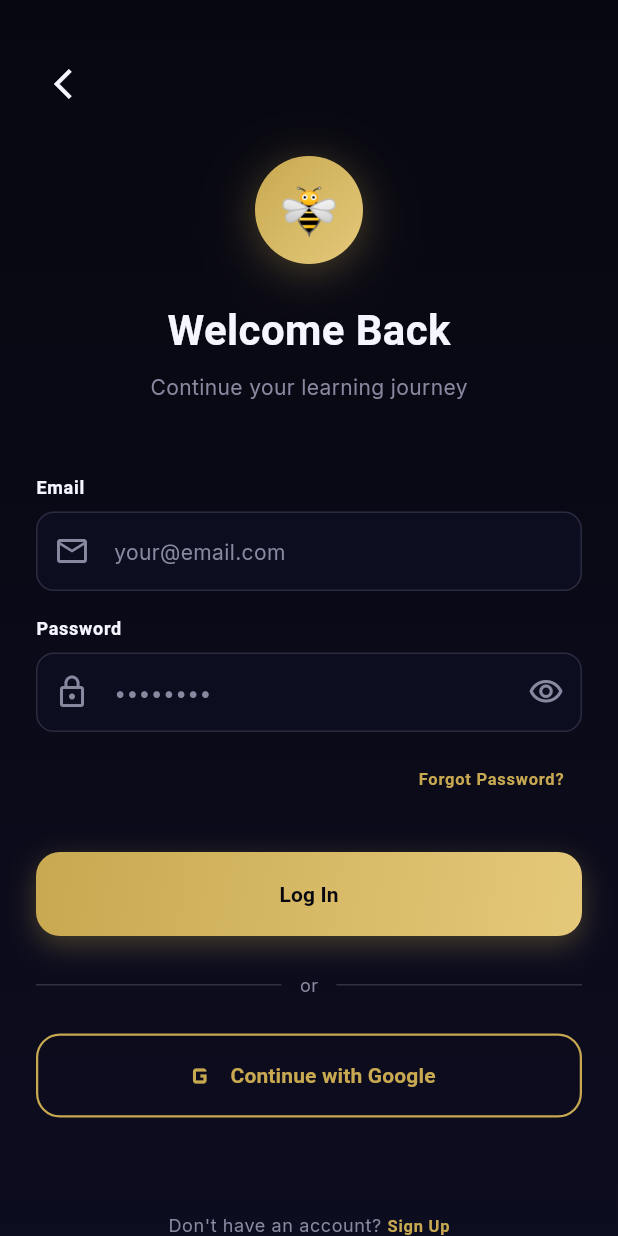
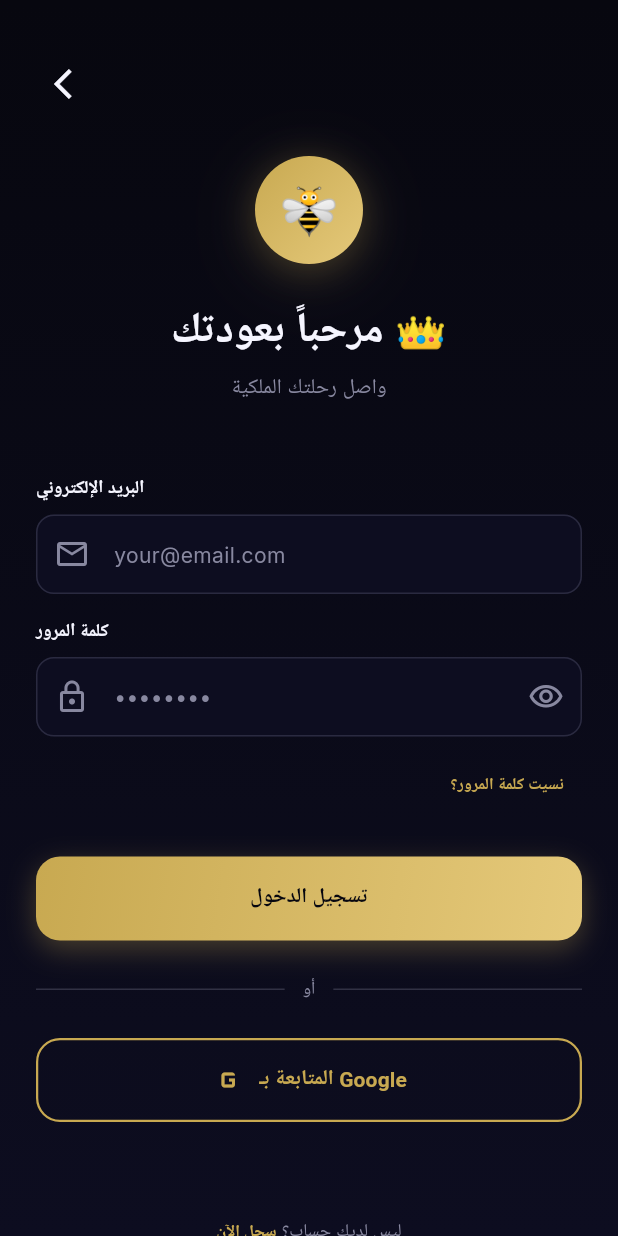
Before and after one commit to mohammedelomari03-blip/vokabee, a Flutter app: the screen it shows after launch, after a tap on "تجاوز", on a phone screen of 412 x 824 dp. Run offline on Flutter 3.47's test engine with Material 3 defaults, Android fonts, the phone set to English and light mode, and no system bars; our stand-ins replace flutter_riverpod, go_router, google_fonts; Roboto replaces fonts that are missing (Nunito).

Commit message:
fix: login فصحى كاملة

```diff
--- a/lib/4_features/auth/presentation/pages/login_screen.dart
+++ b/lib/4_features/auth/presentation/pages/login_screen.dart
@@ -56,7 +56,7 @@ class _LoginScreenState extends State<LoginScreen> {
             child: Column(
               crossAxisAlignment: CrossAxisAlignment.start,
               children: [
-                // ─── Back Button ─────────────────────────────────────
+                // ─── Back Button ──────────────────────────────────
                 IconButton(
                   onPressed: () => context.go('/onboarding'),
                   icon: const Icon(
@@ -67,7 +67,7 @@ class _LoginScreenState extends State<LoginScreen> {
 
                 const SizedBox(height: AppSpacing.xl),
 
-                // ─── Logo ────────────────────────────────────────────
+                // ─── Logo ─────────────────────────────────────────
                 Center(
                   child: Container(
                     width: 72,
@@ -89,10 +89,10 @@ class _LoginScreenState extends State<LoginScreen> {
 
                 const SizedBox(height: AppSpacing.xl),
 
-                // ─── Title ───────────────────────────────────────────
+                // ─── Title ────────────────────────────────────────
                 Center(
                   child: Text(
-                    'Welcome Back',
+                    'مرحباً بعودتك 👑',
                     style: AppTypography.headlineMedium.copyWith(
                       color: AppColors.pureWhite,
                     ),
@@ -103,7 +103,7 @@ class _LoginScreenState extends State<LoginScreen> {
 
                 Center(
                   child: Text(
-                    'Continue your learning journey',
+                    'واصل رحلتك الملكية',
                     style: AppTypography.bodyMedium.copyWith(
                       color: AppColors.silverMist,
                     ),
@@ -112,9 +112,9 @@ class _LoginScreenState extends State<LoginScreen> {
 
                 const SizedBox(height: AppSpacing.xxxl),
 
-                // ─── Email ───────────────────────────────────────────
+                // ─── Email ────────────────────────────────────────
                 Text(
-                  'Email',
+                  'البريد الإلكتروني',
                   style: AppTypography.labelMedium.copyWith(
                     color: AppColors.pureWhite,
                   ),
@@ -126,9 +126,9 @@ class _LoginScreenState extends State<LoginScreen> {
                   style: AppTypography.bodyMedium.copyWith(
                     color: AppColors.pureWhite,
                   ),
-                  decoration: InputDecoration(
+                  decoration: const InputDecoration(
                     hintText: 'your@email.com',
-                    prefixIcon: const Icon(
+                    prefixIcon: Icon(
                       Icons.email_outlined,
                       color: AppColors.silverMist,
                     ),
@@ -137,9 +137,9 @@ class _LoginScreenState extends State<LoginScreen> {
 
                 const SizedBox(height: AppSpacing.lg),
 
-                // ─── Password ────────────────────────────────────────
+                // ─── Password ─────────────────────────────────────
                 Text(
-                  'Password',
+                  'كلمة المرور',
                   style: AppTypography.labelMedium.copyWith(
                     color: AppColors.pureWhite,
                   ),
@@ -173,13 +173,13 @@ class _LoginScreenState extends State<LoginScreen> {
 
                 const SizedBox(height: AppSpacing.sm),
 
-                // ─── Forgot Password ─────────────────────────────────
+                // ─── Forgot Password ──────────────────────────────
                 Align(
                   alignment: Alignment.centerRight,
                   child: TextButton(
                     onPressed: () {},
                     child: Text(
-                      'Forgot Password?',
+                      'نسيت كلمة المرور؟',
                       style: AppTypography.labelSmall.copyWith(
                         color: AppColors.imperialGold,
                       ),
@@ -189,16 +189,16 @@ class _LoginScreenState extends State<LoginScreen> {
 
                 const SizedBox(height: AppSpacing.xl),
 
-                // ─── Login Button ────────────────────────────────────
+                // ─── Login Button ─────────────────────────────────
                 RoyalButton(
-                  label: 'Log In',
+                  label: 'تسجيل الدخول',
                   isLoading: _isLoading,
                   onPressed: _login,
                 ),
 
                 const SizedBox(height: AppSpacing.xl),
 
-                // ─── Divider ─────────────────────────────────────────
+                // ─── Divider ──────────────────────────────────────
                 Row(
                   children: [
                     Expanded(
@@ -211,7 +211,7 @@ class _LoginScreenState extends State<LoginScreen> {
                         horizontal: AppSpacing.md,
                       ),
                       child: Text(
-                        'or',
+                        'أو',
                         style: AppTypography.bodySmall.copyWith(
                           color: AppColors.silverMist,
                         ),
@@ -227,9 +227,9 @@ class _LoginScreenState extends State<LoginScreen> {
 
                 const SizedBox(height: AppSpacing.xl),
 
-                // ─── Google Button ───────────────────────────────────
+                // ─── Google Button ────────────────────────────────
                 RoyalButton(
-                  label: 'Continue with Google',
+                  label: 'المتابعة بـ Google',
                   type: RoyalButtonType.secondary,
                   icon: Icons.g_mobiledata,
                   onPressed: () {},
@@ -237,19 +237,19 @@ class _LoginScreenState extends State<LoginScreen> {
 
                 const SizedBox(height: AppSpacing.xxxl),
 
-                // ─── Register Link ───────────────────────────────────
+                // ─── Register Link ────────────────────────────────
                 Center(
                   child: TextButton(
                     onPressed: () => context.go('/register'),
                     child: RichText(
                       text: TextSpan(
-                        text: "Don't have an account? ",
+                        text: 'ليس لديك حساب؟ ',
                         style: AppTypography.bodySmall.copyWith(
                           color: AppColors.silverMist,
                         ),
                         children: [
                           TextSpan(
-                            text: 'Sign Up',
+                            text: 'سجل الآن',
                             style: AppTypography.labelSmall.copyWith(
                               color: AppColors.imperialGold,
                             ),
```
